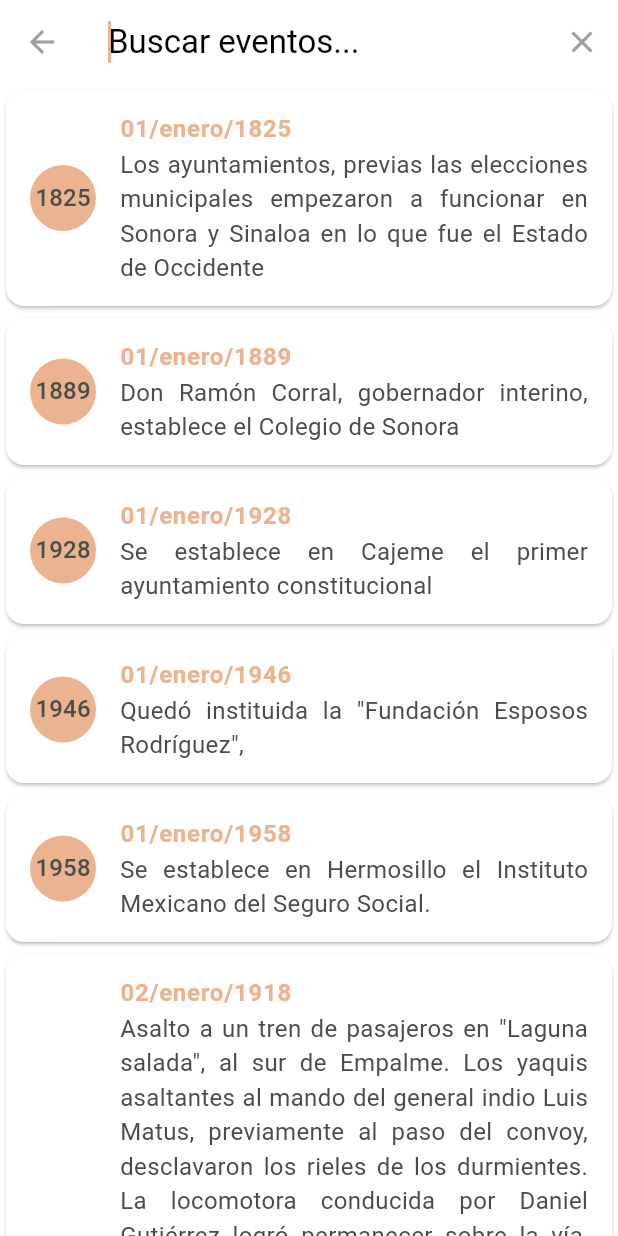
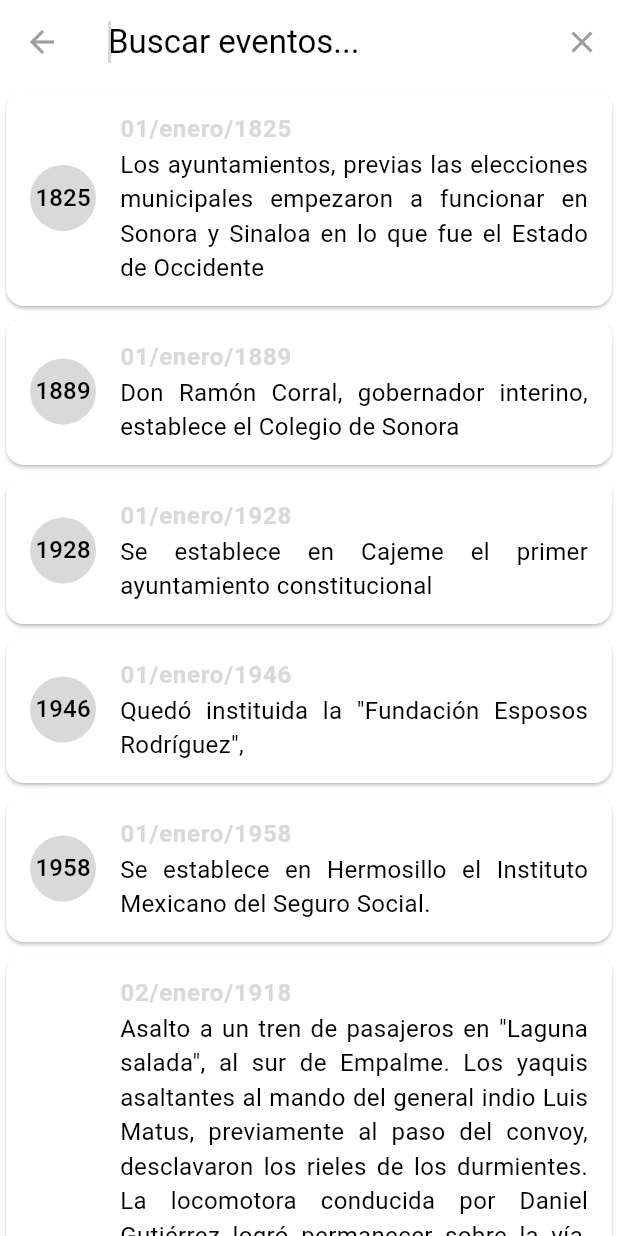
Before and after one commit to BabyGantu/Efemerides-Sonora, a Flutter app: the PagPrincipal screen opened directly, after a tap on the "search" icon, on a phone screen of 412 x 824 dp. Run offline on Flutter 3.47's test engine with Material 3 defaults, Android fonts, the phone set to English and light mode, and no system bars; our stand-ins replace email_validator, lottie, share_plus, shared_preferences, showcaseview, smooth_page_indicator; missing offline and left inert: mailer; accounts and stored records are empty.

Commit message:
configuracion de colores incompleta

```diff
--- a/lib/main.dart
+++ b/lib/main.dart
@@ -442,8 +442,9 @@ class _PagMainState extends State<PagPrincipal> {
             ),
           ],
           bottom: TabBar(
+            indicatorSize: TabBarIndicatorSize.tab,
             key: UniqueKey(),
-            labelPadding: EdgeInsets.symmetric(horizontal: 10.0),
+            labelPadding: EdgeInsets.symmetric(horizontal: 5.0,vertical: 5),
             tabs: [
               CustomTabAcon(key: UniqueKey(), text: 'Acontecimientos', icon: Icons.event),
               CustomTabNac(key: UniqueKey(), text: 'Nacimientos', icon: Icons.cake),
@@ -616,11 +617,16 @@ class CustomTabNac extends StatelessWidget {
                 ),
             ],
           ),
-          SizedBox(height: 4), // Espacio entre el icono y el texto
-          Text(
-            text,
-            style: TextStyle(fontSize: 12),
-          ),
+          SizedBox(height: 4),
+          Column(
+            children: [
+              Text(
+                text,
+                style: TextStyle(fontSize: 15,),
+              ),
+            ],
+          )// Espacio entre el icono y el texto
+
         ],
       ),
     );
@@ -675,7 +681,7 @@ class CustomTabAcon extends StatelessWidget {
           SizedBox(height: 4), // Espacio entre el icono y el texto
           Text(
             text,
-            style: TextStyle(fontSize: 12),
+            style: TextStyle(fontSize: 15),
           ),
         ],
       ),
@@ -731,7 +737,7 @@ class CustomTabDef extends StatelessWidget {
           SizedBox(height: 4), // Espacio entre el icono y el texto
           Text(
             text,
-            style: TextStyle(fontSize: 12),
+            style: TextStyle(fontSize: 15),
           ),
         ],
       ),
--- a/lib/pag_nac.dart
+++ b/lib/pag_nac.dart
@@ -134,7 +134,7 @@ class _PagNacimientosState extends State<PagNacimientos> {
                 DateFormat('dd/MMMM/yyyy', 'es').format(evento.fecha),
                 style: TextStyle(
                   fontWeight: FontWeight.bold,
-                  color: Theme.of(context).colorScheme.primary,
+                  //color:Colors.black,
                 ),
               ),
               onLongPress: () {
--- a/lib/temas/light_theme.dart
+++ b/lib/temas/light_theme.dart
@@ -4,16 +4,27 @@ import 'package:flutter/material.dart';
 
 ThemeData lightTheme=ThemeData(
   brightness: Brightness.light,
-  appBarTheme: AppBarTheme(
-    backgroundColor: Color.fromARGB(255,148, 180, 159), //colort de la appbar
+  appBarTheme: const AppBarTheme(
+    backgroundColor: Color.fromARGB(255, 243, 238, 234), //colort de la appbar
   ),
-  colorScheme: ColorScheme.light(
-    background: Color.fromARGB(255, 162, 182, 163), //color de fondo
-    primary: Color.fromARGB(255, 236, 179, 144), //color de elementos
+  colorScheme: const ColorScheme.light(
+    //background: Color.fromARGB(255, 116, 112, 106), //color de fondo
+    primary: Color.fromARGB(255, 218, 217, 217), //color de elementos
     secondary: Color.fromARGB(255,236, 179, 144), // color de detalles
-    tertiary: Color.fromARGB(255, 73, 77, 73), //color de letra
+    tertiary: Colors.black, //color de letra
+    onPrimary: Color.fromARGB(255, 149, 138, 127)
     ),
+  tabBarTheme: const TabBarTheme(
+    indicator: BoxDecoration(
+      color: Color.fromARGB(255, 244, 191, 150), // Color del indicador del TabBar
+    ),
+    labelColor:  Colors.black, // Color del texto de la pestaña activa
+    unselectedLabelColor: Colors.black, // Color del texto de la pestaña inactiva
 
-
+    labelStyle: TextStyle(fontSize: 20), // Estilo del texto de la pestaña activa
+    unselectedLabelStyle: TextStyle(fontSize: 20),
+    // Estilo del texto de la pestaña inactiva
+    //iconTheme: IconThemeData(color: Colors.black), // Color de los iconos de la pestaña
+  ),
 
 );
```
